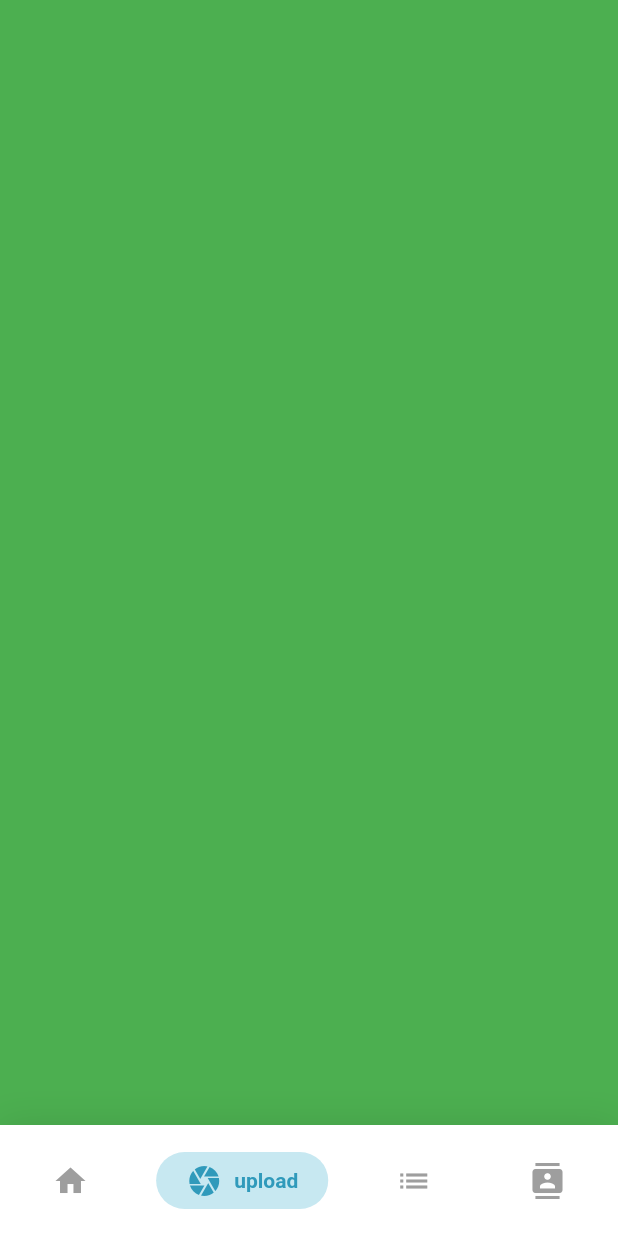
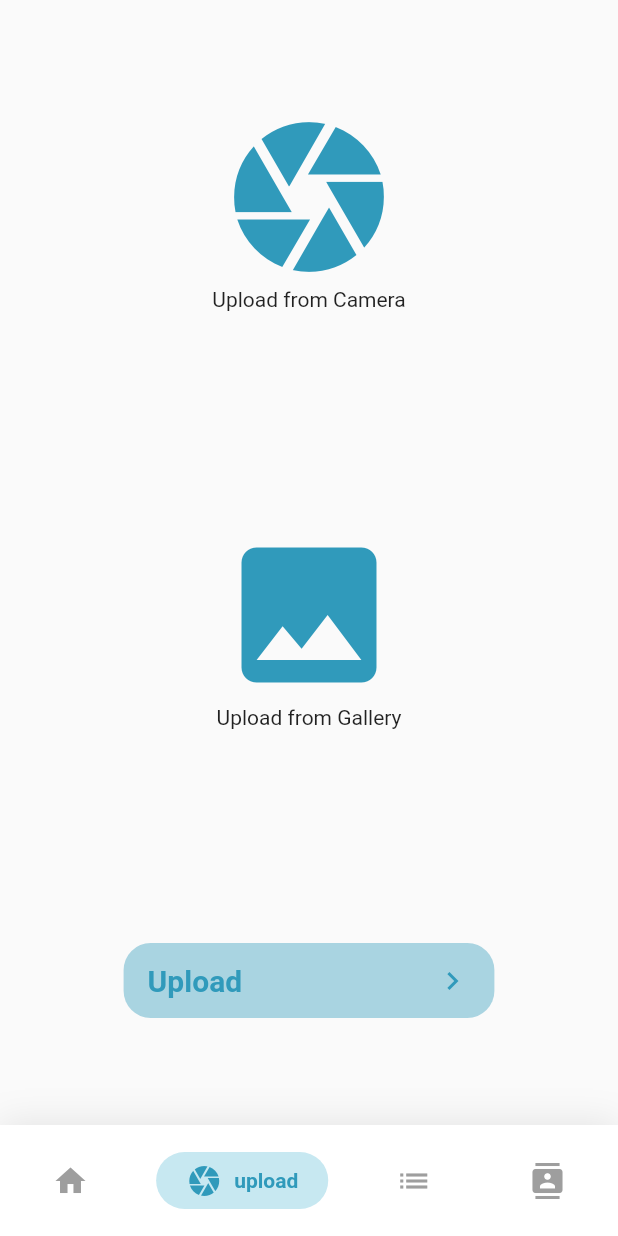
Before and after one commit to aryan29/SIH2020, a Flutter app: the LoginHome screen opened directly, swiped to page 2, on a phone screen of 412 x 824 dp. Run offline on Flutter 3.47's test engine with Material 2 defaults, Android fonts, the light colour scheme and no system bars; drawn by our look-alikes of google_nav_bar; our stand-ins replace dio, flutter_custom_clippers, flutter_rating_bar, flutter_secure_storage, font_awesome_flutter, google_fonts and 5 more; missing offline and left inert: mongo_dart; accounts and stored records are empty; network calls fail; project files that could hold a hidden picture were left out.

Commit message:
Camera and Gallery Added

```diff
--- a/AppDevNew/myapp/lib/Screens/LoginHome.dart
+++ b/AppDevNew/myapp/lib/Screens/LoginHome.dart
@@ -1,6 +1,7 @@
 import 'package:flutter/material.dart';
 import 'package:google_nav_bar/google_nav_bar.dart';
 import 'UserProfile.dart';
+import 'uploadImage.dart';
 
 class LoginHome extends StatefulWidget {
   LoginHome({Key key}) : super(key: key);
@@ -70,7 +71,7 @@ class _LoginHomeState extends State<LoginHome> {
           controller: controller,
           children: <Widget>[
             UserProfile1(),
-            Container(color: Colors.green),
+           Upload(),
             Container(color: Colors.red),
             Container(color: Colors.blue),
           ],
--- a/AppDevNew/myapp/lib/Screens/uploadImage.dart
+++ b/AppDevNew/myapp/lib/Screens/uploadImage.dart
@@ -0,0 +1,84 @@
+import 'package:flutter/material.dart';
+import 'package:image_picker/image_picker.dart';
+import 'dart:io';
+import 'dart:async';
+
+class Upload extends StatefulWidget {
+  @override
+  _UploadState createState() => _UploadState();
+}
+
+class _UploadState extends State<Upload> {
+  File _imageFile;
+  final picker = ImagePicker();
+  Future<void> captureImage(ImageSource imageSource) async {
+    try {
+      final imageFile = await picker.getImage(source: imageSource);
+      print(imageFile.path);
+      setState(() {
+        _imageFile = File(imageFile.path);
+      });
+    } catch (e) {
+      print(e);
+    }
+  }
+
+  @override
+  Widget build(BuildContext context) {
+    return Container(
+        child: Column(
+      mainAxisAlignment: MainAxisAlignment.spaceAround,
+      children: <Widget>[
+        Column(
+          children: <Widget>[
+            InkWell(
+                onTap: () => captureImage(ImageSource.camera),
+                child: Icon(Icons.camera,
+                    size: 120, color: Color.fromRGBO(48, 154, 187, 1))),
+            Text(
+              "Upload from Camera",
+              style: TextStyle(fontWeight: FontWeight.w400),
+            )
+          ],
+        ),
+        Column(
+          children: <Widget>[
+            InkWell(
+                onTap: () => captureImage(ImageSource.gallery),
+                child: Icon(Icons.image,
+                    size: 120, color: Color.fromRGBO(48, 154, 187, 1))),
+            Text("Upload from Gallery",
+                style: TextStyle(fontWeight: FontWeight.w400))
+          ],
+        ),
+        Container(
+          width:MediaQuery.of(context).size.width*.6,
+          height:50,
+          child: FlatButton(
+           shape: RoundedRectangleBorder(
+               borderRadius: BorderRadius.circular(18.0),
+               ),
+
+                    color:  Color.fromRGBO(48, 154, 187, .4),
+                     child: Row(
+                    mainAxisAlignment:
+                        MainAxisAlignment.spaceBetween,
+                  children: <Widget>[
+                    Text("Upload",
+                  style: TextStyle(
+                  color: Color.fromRGBO(48, 154, 187, 1),
+                 fontWeight: FontWeight.bold,
+                     fontSize: 20)),
+                 Icon(Icons.chevron_right,
+                      color:  Color.fromRGBO(48, 154, 187, 1))
+              ],
+              ),
+                    onPressed: () {
+
+                    }),
+        ),
+
+      ],
+    ));
+  }
+}
--- a/AppDevNew/myapp/pubspec.yaml
+++ b/AppDevNew/myapp/pubspec.yaml
@@ -36,6 +36,7 @@ dependencies:
   dio: ^3.0.9
   flutter_secure_storage: ^3.3.3
   shared_preferences: ^0.5.7+3
+  image_picker: ^0.6.7
 
 dev_dependencies:
   flutter_test:
```
Also changed, not shown: AppDevNew/myapp/pubspec.lock.
